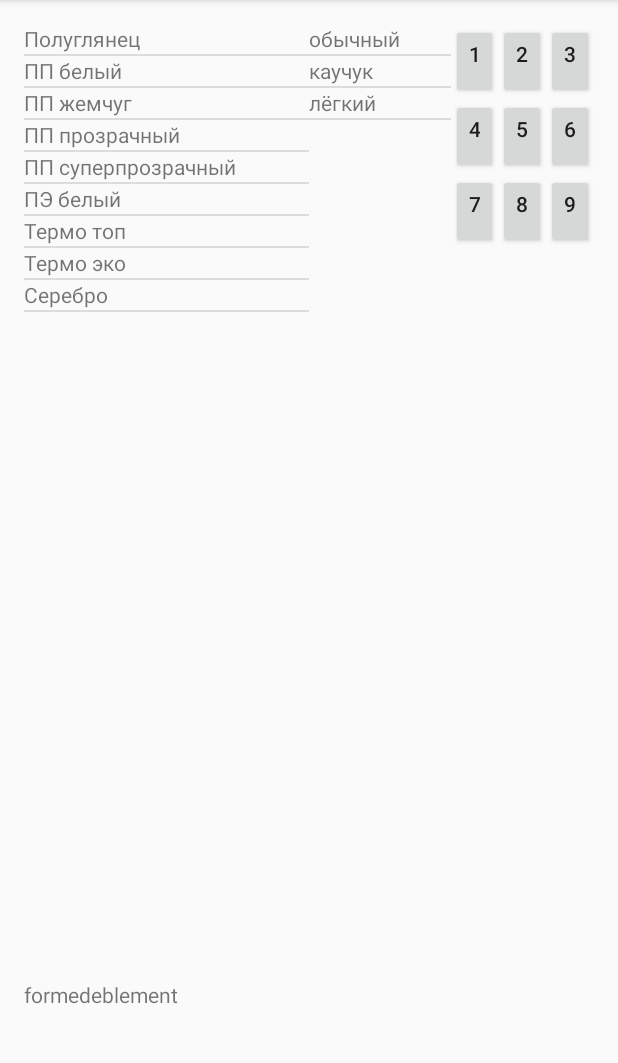
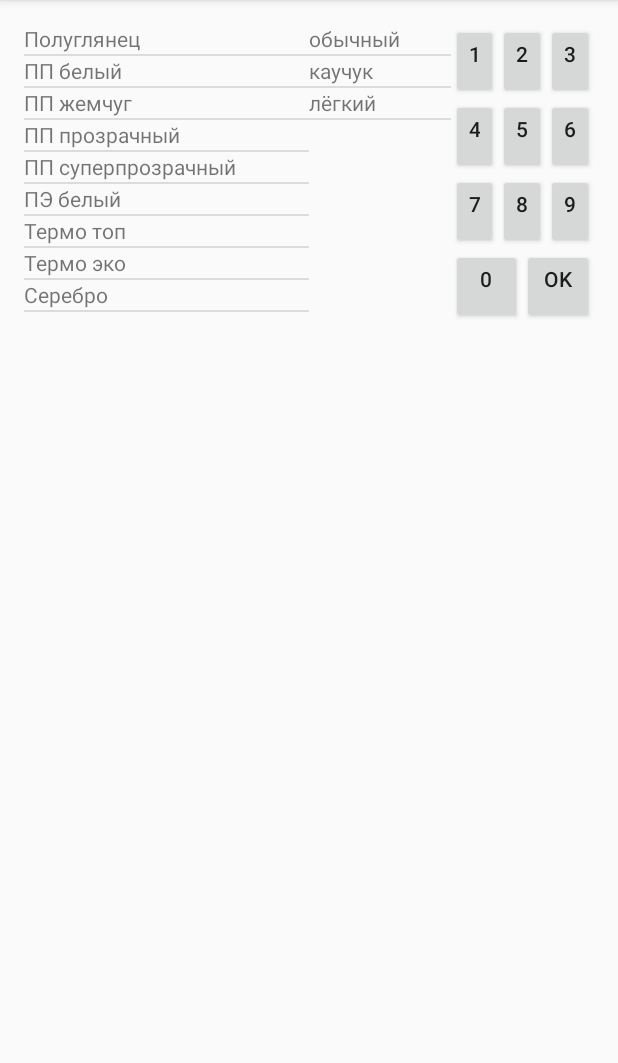
Before and after one commit to Puzzlo/Paper_list, an Android app: the screen it shows after launch (MainActivity), on a phone screen of 412 x 824 dp, the part 84-1147 px from its top. Run offline under Robolectric (Android 15) with nearby library versions, the phone set to English and light mode, and no system bars.

Commit message:
add keylistener for buttons ( without 0 ).

```diff
--- a/app/src/main/java/com/puzzlo/paper_list/MainActivity.java
+++ b/app/src/main/java/com/puzzlo/paper_list/MainActivity.java
@@ -2,20 +2,34 @@ package com.puzzlo.paper_list;
 
 import android.support.v7.app.ActionBarActivity;
 import android.os.Bundle;
+import android.util.Log;
 import android.view.Menu;
 import android.view.MenuItem;
+import android.view.View;
+import android.widget.AdapterView;
 import android.widget.ArrayAdapter;
+import android.widget.Button;
 import android.widget.EditText;
 import android.widget.ListView;
 import android.widget.TextView;
+import android.widget.Toast;
+
+import org.json.JSONException;
+import org.json.JSONObject;
 
 
-public class MainActivity extends ActionBarActivity {
+public class MainActivity extends ActionBarActivity implements AdapterView.OnItemClickListener {
+
+
+    private final String LOG = "Log Of Andrey";
 
     String[] paper, glue;
     ArrayAdapter<String> lvAdapterPaper, lvAdapterGlue;
     ListView lvPaper, lvGlue;
-    TextView stroka;
+    TextView stroka; // string on the bottom
+    JSONObject jsonStroka = new JSONObject(); // json puts into file on disk
+    Button btn0, btn1, btn2, btn3, btn4, btn5, btn6, btn7, btn8, btn9, btnOk;
+    Float chislo; // number from keyboard
 
     @Override
     protected void onCreate(Bundle savedInstanceState) {
@@ -23,21 +37,133 @@ public class MainActivity extends ActionBarActivity {
         setContentView(R.layout.main);
 
         stroka = (TextView) findViewById(R.id.inputString);
-        stroka.setText("formedeblement");
+        stroka.setText("");
+        chislo = 0F;
 
         // make adapter for paper
         paper = getResources().getStringArray(R.array.listOfPaper);
         lvAdapterPaper = new ArrayAdapter<String>(this, R.layout.item_of_paper, paper);
         lvPaper = (ListView) findViewById(R.id.listPaper);
         lvPaper.setAdapter(lvAdapterPaper);
+        lvPaper.setOnItemClickListener(this);
         // make adapter for glue
         glue = getResources().getStringArray(R.array.listOfGlue);
         lvAdapterGlue = new ArrayAdapter<String>(this, R.layout.item_of_paper, glue);
         lvGlue = (ListView) findViewById(R.id.listGlue);
         lvGlue.setAdapter(lvAdapterGlue);
+        lvGlue.setOnItemClickListener(this);
+        //make listeners for buttons 0...9 + ok
+        btn0 = (Button) findViewById(R.id.button0);
+        btn1 = (Button) findViewById(R.id.button1);
+        btn2 = (Button) findViewById(R.id.button2);
+        btn3 = (Button) findViewById(R.id.button3);
+        btn4 = (Button) findViewById(R.id.button4);
+        btn5 = (Button) findViewById(R.id.button5);
+        btn6 = (Button) findViewById(R.id.button6);
+        btn7 = (Button) findViewById(R.id.button7);
+        btn8 = (Button) findViewById(R.id.button8);
+        btn9 = (Button) findViewById(R.id.button9);
+        btnOk = (Button) findViewById(R.id.buttonOk);
 
 
 
+
+        registerListeners();
+
+
+
+
+
+    }
+
+
+
+    private void registerListeners() {
+
+        btn0.setOnClickListener(new View.OnClickListener() {
+            @Override
+            public void onClick(View v) {
+                chislo = chislo*10;
+            }
+        });
+        btn1.setOnClickListener(new View.OnClickListener() {
+            @Override
+            public void onClick(View v) {
+                chislo = chislo*10+1;
+            }
+        });
+        btn2.setOnClickListener(new View.OnClickListener() {
+            @Override
+            public void onClick(View v) {
+                chislo = chislo*10+2;
+            }
+        });
+        btn3.setOnClickListener(new View.OnClickListener() {
+            @Override
+            public void onClick(View v) {
+                chislo = chislo*10+3;
+            }
+        });
+        btn4.setOnClickListener(new View.OnClickListener() {
+            @Override
+            public void onClick(View v) {
+                chislo = chislo*10+4;
+            }
+        });
+        btn5.setOnClickListener(new View.OnClickListener() {
+            @Override
+            public void onClick(View v) {
+                chislo = chislo*10+5;
+            }
+        });
+        btn6.setOnClickListener(new View.OnClickListener() {
+            @Override
+            public void onClick(View v) {
+                chislo = chislo*10+6;
+            }
+        });
+        btn7.setOnClickListener(new View.OnClickListener() {
+            @Override
+            public void onClick(View v) {
+                chislo = chislo*10+7;
+            }
+        });
+        btn8.setOnClickListener(new View.OnClickListener() {
+            @Override
+            public void onClick(View v) {
+                chislo = chislo*10+8;
+            }
+        });
+        btn9.setOnClickListener(new View.OnClickListener() {
+            @Override
+            public void onClick(View v) {
+                chislo = chislo*10+9;
+            }
+        });
+        btnOk.setOnClickListener(new View.OnClickListener() {
+            @Override
+            public void onClick(View v) {
+                if(jsonStroka.has("shirina")) {
+                    try {
+                        jsonStroka.put("dlina", chislo);
+                        Log.d(LOG, String.valueOf(jsonStroka));
+                        chislo = 0F;
+                    } catch (JSONException e) {
+                        e.printStackTrace();
+                    }
+                }
+                else {
+                    try {
+                        jsonStroka.put("shirina", chislo);
+                        Log.d(LOG, String.valueOf(jsonStroka));
+                        chislo = 0F;
+                    } catch (JSONException e) {
+                        e.printStackTrace();
+                    }
+
+                }
+            }
+        });
 
 
     }
@@ -64,4 +190,34 @@ public class MainActivity extends ActionBarActivity {
 
         return super.onOptionsItemSelected(item);
     }
+
+
+    @Override
+    public void onItemClick(AdapterView<?> parent, View view, int position, long id) {
+        switch (parent.getId()) {
+            case R.id.listPaper:
+               // Toast.makeText(MainActivity.this, "paper = "+ paper[position], Toast.LENGTH_SHORT).show();
+                stroka.setText("");
+                stroka.setText(paper[position]);
+                try {
+                    jsonStroka.put("paper", paper[position]);
+                } catch (JSONException e) {
+                    e.printStackTrace();
+                }
+                break;
+            case R.id.listGlue:
+                //Toast.makeText(MainActivity.this, "glue = "+ glue[position], Toast.LENGTH_SHORT).show();
+                stroka.setText(stroka.getText() + "    " + glue[position]);
+                try {
+                    jsonStroka.put("glue", glue[position]);
+                } catch (JSONException e) {
+                    e.printStackTrace();
+                }
+                break;
+            default:
+                Toast.makeText(MainActivity.this, "чота не то нажали, нажмите то (view  = "+ view+")", Toast.LENGTH_SHORT).show();
+                break;
+        }
+
+    }
 }
--- a/app/src/main/res/layout/main.xml
+++ b/app/src/main/res/layout/main.xml
@@ -122,6 +122,25 @@
 
             </TableRow>
 
+            <TableRow
+                android:layout_width="fill_parent"
+                android:layout_height="fill_parent">
+
+                <Button
+                    android:layout_width="0dp"
+                    android:layout_weight="1"
+                    android:layout_height="50dp"
+                    android:text="0"
+                    android:id="@+id/button0" />
+
+                <Button
+                    android:layout_width="0dp"
+                    android:layout_weight="1"
+                    android:layout_height="50dp"
+                    android:text="Ok"
+                    android:id="@+id/buttonOk" />
+            </TableRow>
+
         </TableLayout>
     </LinearLayout>
 
```
Also changed, not shown: app/src/main/res/layout/item_of_paper.xml (line endings or trailing spaces).
